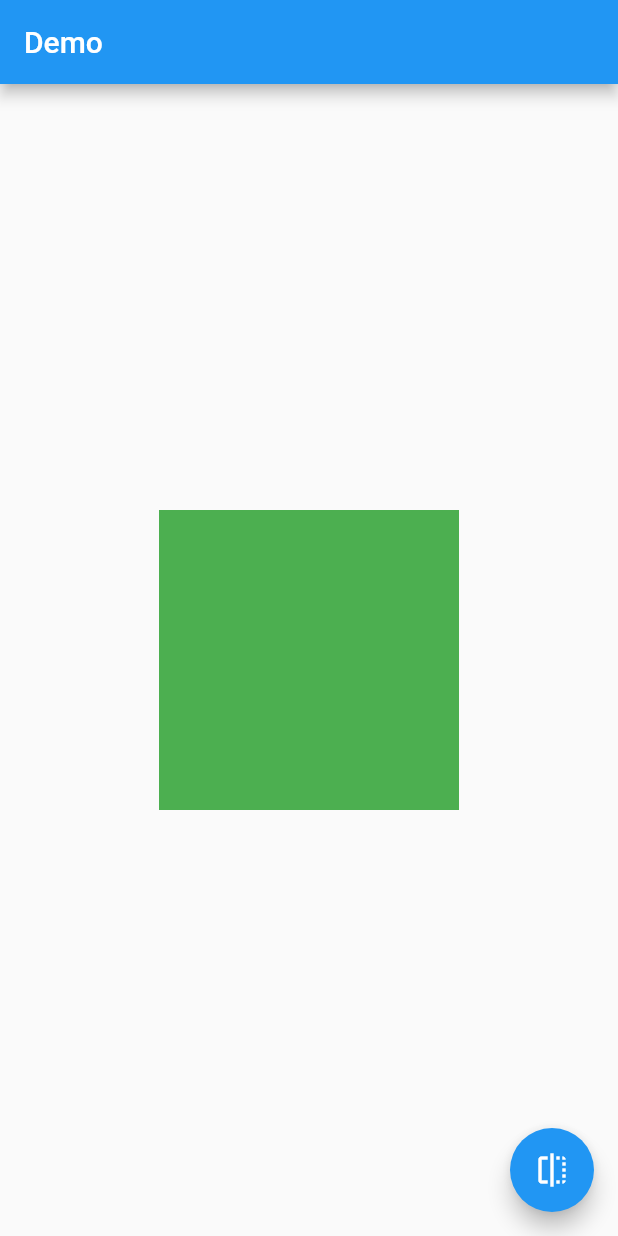
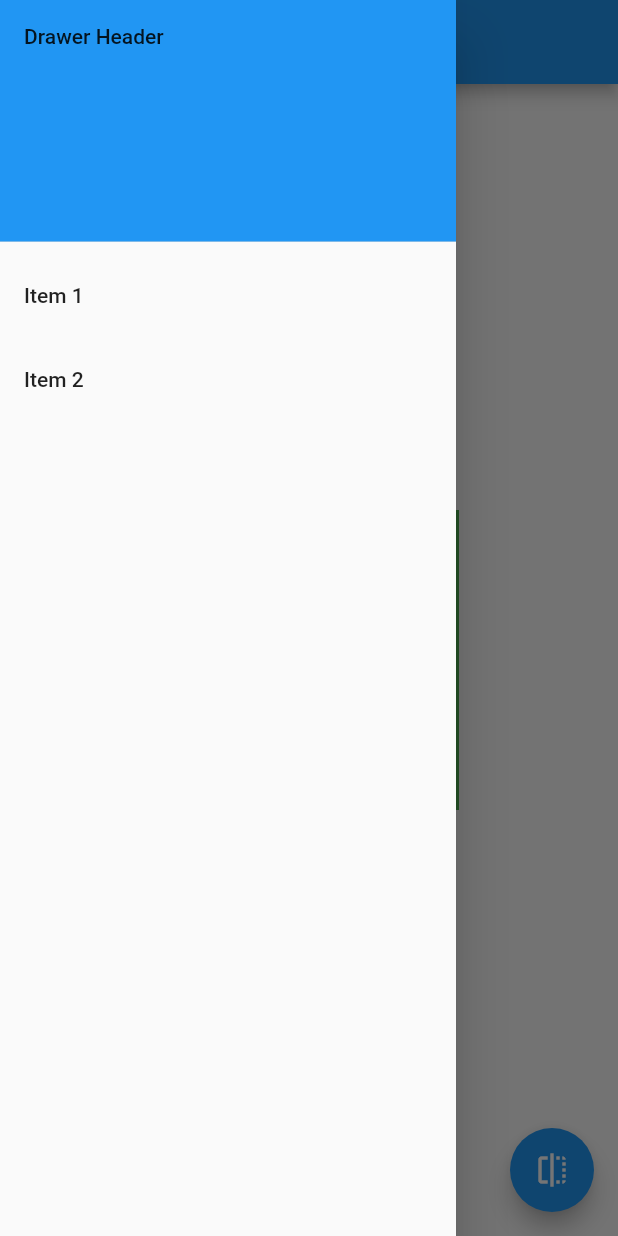
Before and after one commit to ruudhaya/cookbook, a Flutter app: the screen it shows after launch, with the side drawer open (before the commit the screen has no drawer), on a phone screen of 412 x 824 dp. Run offline on Flutter 3.47's test engine with Material 2 defaults, Android fonts, the phone set to English and light mode, and no system bars.

Commit message:
[Udhay] created drawer content as widget and added it to opacity demo

```diff
--- /dev/null
+++ b/lib/drawercontent.dart
@@ -0,0 +1,32 @@
+import 'package:flutter/material.dart';
+
+class DrawerContent extends StatelessWidget {
+  @override
+  Widget build(BuildContext context) {
+    return new Container(
+      child: ListView(
+        padding: EdgeInsets.zero,
+        children: <Widget>[
+          DrawerHeader(
+            child: Text('Drawer Header'),
+            decoration: BoxDecoration(
+              color: Colors.blue,
+            ),
+          ),
+          ListTile(
+            title: Text('Item 1'),
+            onTap: () {
+              Navigator.pop(context);
+            },
+          ),
+          ListTile(
+            title: Text('Item 2'),
+            onTap: () {
+              Navigator.pop(context);
+            },
+          ),
+        ],
+      ),
+    );
+  }
+}
--- a/lib/drawerdemo.dart
+++ b/lib/drawerdemo.dart
@@ -1,3 +1,4 @@
+import 'package:cookbook/drawercontent.dart';
 import 'package:flutter/material.dart';
 
 class DrawerDemo extends StatefulWidget {
@@ -10,29 +11,7 @@ class _DrawerDemoState extends State<DrawerDemo> {
   Widget build(BuildContext context) {
     return Scaffold(
       drawer: Drawer(
-        child: ListView(
-          padding: EdgeInsets.zero,
-          children: <Widget>[
-            DrawerHeader(
-              child: Text('Drawer Header'),
-              decoration: BoxDecoration(
-                color: Colors.blue,
-              ),
-            ),
-            ListTile(
-              title: Text('Item 1'),
-              onTap: () {
-                Navigator.pop(context);
-              },
-            ),
-            ListTile(
-              title: Text('Item 2'),
-              onTap: () {
-                Navigator.pop(context);
-              },
-            ),
-          ],
-        ),
+        child: DrawerContent(),
       ),
     );
   }
--- a/lib/main.dart
+++ b/lib/main.dart
@@ -11,9 +11,7 @@ class MyApp extends StatelessWidget {
     return MaterialApp(
       title: appTitle,
       debugShowCheckedModeBanner: false,
-      home:
-          //DrawerDemo(),
-          OpacityDemo(title: appTitle),
+      home: OpacityDemo(title: appTitle),
     );
   }
 }
--- a/lib/opacitydemo.dart
+++ b/lib/opacitydemo.dart
@@ -1,5 +1,5 @@
+import 'package:cookbook/drawercontent.dart';
 import 'package:flutter/material.dart';
-import 'package:cookbook/drawerdemo.dart';
 
 class OpacityDemo extends StatefulWidget {
   final String title;
@@ -17,6 +17,9 @@ class _OpacityDemoState extends State<OpacityDemo> {
     return Scaffold(
       appBar: AppBar(
         title: Text(widget.title),
+      ),
+      drawer: Drawer(
+        child: DrawerContent(),
       ),
       body: Center(
         child: AnimatedOpacity(
```
